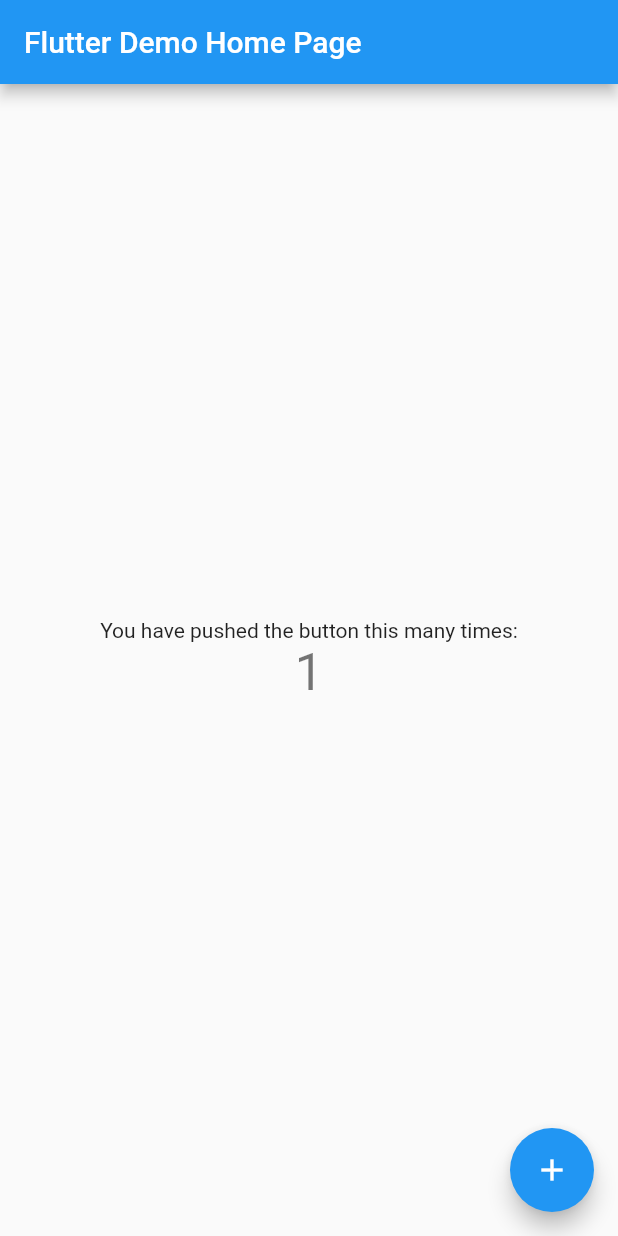
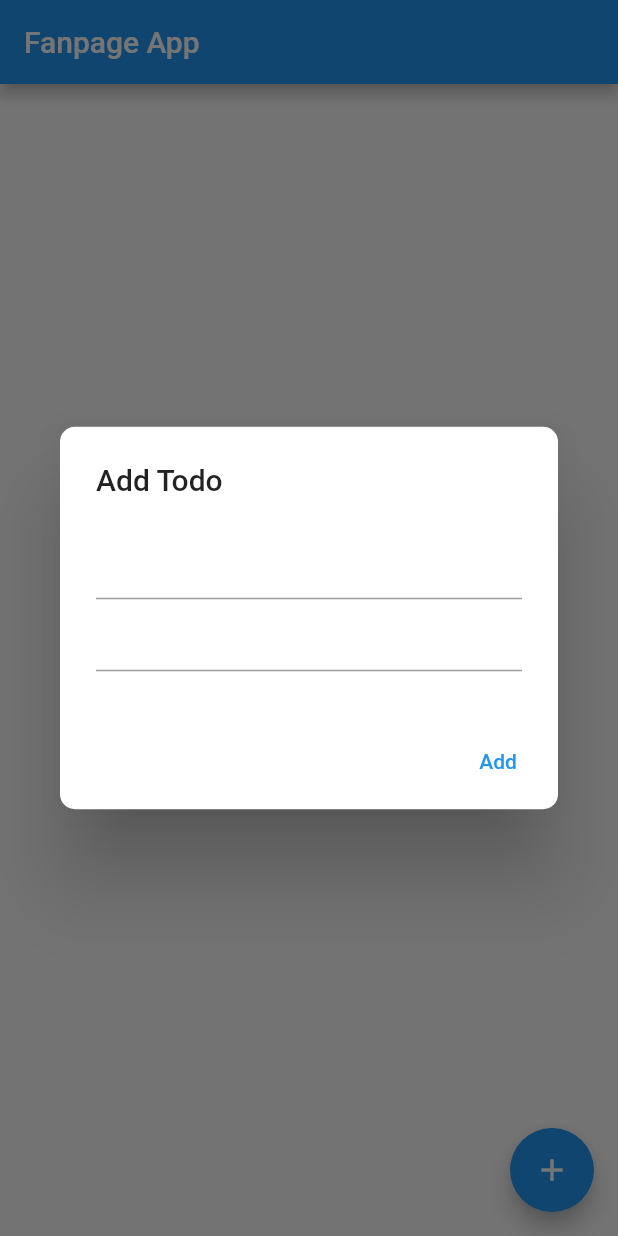
Before and after one commit to ariful2000/FanpageApp, a Flutter app: the screen it shows after launch, after a tap on the "add" icon, on a phone screen of 412 x 824 dp. Run offline on Flutter 3.47's test engine with Material 2 defaults, Android fonts, the light colour scheme and no system bars; our stand-ins replace cloud_firestore, firebase_core; accounts and stored records are empty.

Commit message:
Update main.dart

```diff
--- a/lib/main.dart
+++ b/lib/main.dart
@@ -1,45 +1,31 @@
+
 import 'package:flutter/material.dart';
+import 'package:firebase_core/firebase_core.dart';
+import 'package:cloud_firestore/cloud_firestore.dart';
 
-void main() {
+void main() async {
+  WidgetsFlutterBinding.ensureInitialized();
+  await Firebase.initializeApp();
   runApp(const MyApp());
 }
 
 class MyApp extends StatelessWidget {
   const MyApp({Key? key}) : super(key: key);
 
-  // This widget is the root of your application.
   @override
   Widget build(BuildContext context) {
     return MaterialApp(
       title: 'Flutter Demo',
       theme: ThemeData(
-        // This is the theme of your application.
-        //
-        // Try running your application with "flutter run". You'll see the
-        // application has a blue toolbar. Then, without quitting the app, try
-        // changing the primarySwatch below to Colors.green and then invoke
-        // "hot reload" (press "r" in the console where you ran "flutter run",
-        // or simply save your changes to "hot reload" in a Flutter IDE).
-        // Notice that the counter didn't reset back to zero; the application
-        // is not restarted.
         primarySwatch: Colors.blue,
       ),
-      home: const MyHomePage(title: 'Flutter Demo Home Page'),
+      home: const MyHomePage(title: 'Fanpage App'),
     );
   }
 }
 
 class MyHomePage extends StatefulWidget {
   const MyHomePage({Key? key, required this.title}) : super(key: key);
-
-  // This widget is the home page of your application. It is stateful, meaning
-  // that it has a State object (defined below) that contains fields that affect
-  // how it looks.
-
-  // This class is the configuration for the state. It holds the values (in this
-  // case the title) provided by the parent (in this case the App widget) and
-  // used by the build method of the State. Fields in a Widget subclass are
-  // always marked "final".
 
   final String title;
 
@@ -48,68 +34,135 @@
 }
 
 class _MyHomePageState extends State<MyHomePage> {
-  int _counter = 0;
+  List todos = List.empty();
+  String title = "";
+  String description = "";
+  @override
+  void initState() {
+    super.initState();
+    todos = ["Hello", "Hey There"];
+  }
 
-  void _incrementCounter() {
-    setState(() {
-      // This call to setState tells the Flutter framework that something has
-      // changed in this State, which causes it to rerun the build method below
-      // so that the display can reflect the updated values. If we changed
-      // _counter without calling setState(), then the build method would not be
-      // called again, and so nothing would appear to happen.
-      _counter++;
-    });
+  createToDo() {
+    DocumentReference documentReference =
+        FirebaseFirestore.instance.collection("MyTodos").doc(title);
+
+    Map<String, String> todoList = {
+      "todoTitle": title,
+      "todoDesc": description
+    };
+
+    documentReference
+        .set(todoList)
+        .whenComplete(() => print("Data stored successfully"));
+  }
+
+  deleteTodo(item) {
+
+    DocumentReference documentReference =
+        FirebaseFirestore.instance.collection("MyTodos").doc(item);
+
+        documentReference.delete().whenComplete(() => print("deleted successfully"));
   }
 
   @override
   Widget build(BuildContext context) {
-    // This method is rerun every time setState is called, for instance as done
-    // by the _incrementCounter method above.
-    //
-    // The Flutter framework has been optimized to make rerunning build methods
-    // fast, so that you can just rebuild anything that needs updating rather
-    // than having to individually change instances of widgets.
     return Scaffold(
       appBar: AppBar(
-        // Here we take the value from the MyHomePage object that was created by
-        // the App.build method, and use it to set our appbar title.
         title: Text(widget.title),
       ),
-      body: Center(
-        // Center is a layout widget. It takes a single child and positions it
-        // in the middle of the parent.
-        child: Column(
-          // Column is also a layout widget. It takes a list of children and
-          // arranges them vertically. By default, it sizes itself to fit its
-          // children horizontally, and tries to be as tall as its parent.
-          //
-          // Invoke "debug painting" (press "p" in the console, choose the
-          // "Toggle Debug Paint" action from the Flutter Inspector in Android
-          // Studio, or the "Toggle Debug Paint" command in Visual Studio Code)
-          // to see the wireframe for each widget.
-          //
-          // Column has various properties to control how it sizes itself and
-          // how it positions its children. Here we use mainAxisAlignment to
-          // center the children vertically; the main axis here is the vertical
-          // axis because Columns are vertical (the cross axis would be
-          // horizontal).
-          mainAxisAlignment: MainAxisAlignment.center,
-          children: <Widget>[
-            const Text(
-              'You have pushed the button this many times:',
+      body: StreamBuilder<QuerySnapshot>(
+        stream: FirebaseFirestore.instance.collection("MyTodos").snapshots(),
+        builder: (context, snapshot) {
+          if (snapshot.hasError) {
+            return Text('Something went wrong');
+          } else if (snapshot.hasData || snapshot.data != null) {
+            return ListView.builder(
+                shrinkWrap: true,
+                itemCount: snapshot.data?.docs.length,
+                itemBuilder: (BuildContext context, int index) {
+                  QueryDocumentSnapshot<Object?>? documentSnapshot =
+                      snapshot.data?.docs[index];
+                  return Dismissible(
+                      key: Key(index.toString()),
+                      child: Card(
+                        elevation: 4,
+                        child: ListTile(
+                          title: Text((documentSnapshot != null) ? (documentSnapshot["todoTitle"]) : ""),
+                          subtitle: Text((documentSnapshot != null)
+                              ? ((documentSnapshot["todoDesc"] != null)
+                                  ? documentSnapshot["todoDesc"]
+                                  : "")
+                              : ""),
+                          trailing: IconButton(
+                            icon: const Icon(Icons.delete),
+                            color: Colors.red,
+                            onPressed: () {
+                              setState(() {
+                                //todos.removeAt(index);
+                                deleteTodo((documentSnapshot != null) ? (documentSnapshot["todoTitle"]) : "");
+                              });
+                            },
+                          ),
+                        ),
+                      ));
+                });
+          }
+          return const Center(
+            child: CircularProgressIndicator(
+              valueColor: AlwaysStoppedAnimation<Color>(
+                Colors.red,
+              ),
             ),
-            Text(
-              '$_counter',
-              style: Theme.of(context).textTheme.headline4,
-            ),
-          ],
+          );
+        },
+      ),
+      floatingActionButton: FloatingActionButton(
+        onPressed: () {
+          showDialog(
+              context: context,
+              builder: (BuildContext context) {
+                return AlertDialog(
+                  shape: RoundedRectangleBorder(
+                      borderRadius: BorderRadius.circular(10)),
+                  title: const Text("Add Todo"),
+                  content: Container(
+                    width: 400,
+                    height: 100,
+                    child: Column(
+                      children: [
+                        TextField(
+                          onChanged: (String value) {
+                            title = value;
+                          },
+                        ),
+                        TextField(
+                          onChanged: (String value) {
+                            description = value;
+                          },
+                        ),
+                      ],
+                    ),
+                  ),
+                  actions: <Widget>[
+                    TextButton(
+                        onPressed: () {
+                          setState(() {
+                            //todos.add(title);
+                            createToDo();
+                          });
+                          Navigator.of(context).pop();
+                        },
+                        child: const Text("Add"))
+                  ],
+                );
+              });
+        },
+        child: const Icon(
+          Icons.add,
+          color: Colors.white,
         ),
       ),
-      floatingActionButton: FloatingActionButton(
-        onPressed: _incrementCounter,
-        tooltip: 'Increment',
-        child: const Icon(Icons.add),
-      ), // This trailing comma makes auto-formatting nicer for build methods.
     );
   }
 }
```
